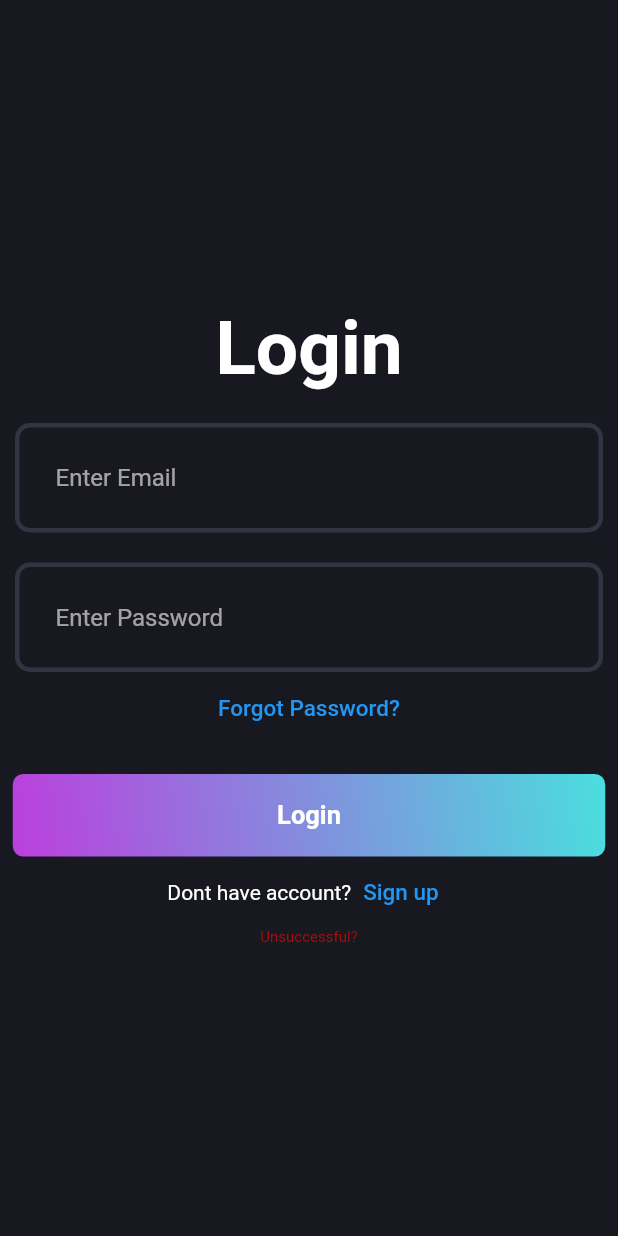
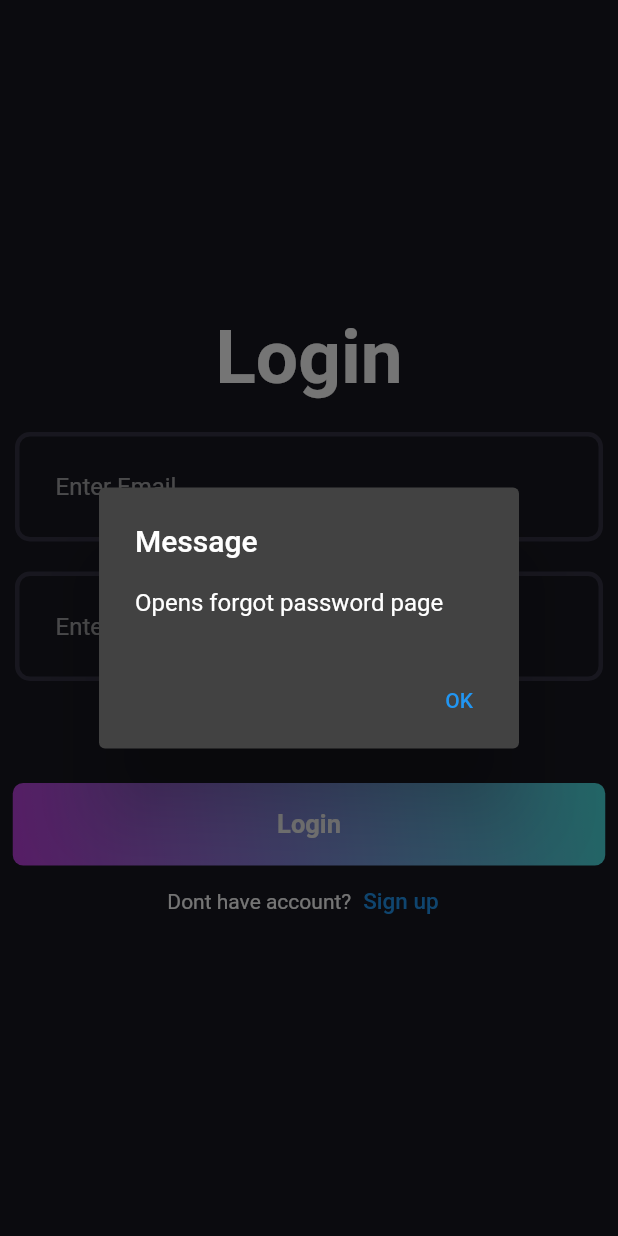
Before and after one commit to InnovaTech-21/Quiz_Attempt2, a Flutter app: the LoginPage widget shown alone on an empty page, opened directly, after a tap on "Forgot Password?", on a phone screen of 412 x 824 dp. Run offline on Flutter 3.47's test engine with Material 2 defaults, Android fonts, the phone set to English and light mode, and no system bars; our stand-ins replace firebase_auth, firebase_core; accounts and stored records are empty; project files that could hold a hidden picture were left out.

Commit message:
Fixed validation checks on login page

```diff
--- a/lib/Views/Login/login_view.dart
+++ b/lib/Views/Login/login_view.dart
@@ -2,7 +2,7 @@ import 'package:flutter/material.dart';
 import 'package:quiz_website/Views/sign up/signUpView.dart';
 import 'package:quiz_website/ColourPallete.dart';
 import 'package:firebase_auth/firebase_auth.dart';
-import 'package:firebase_core/firebase_core.dart';
+//import 'package:firebase_core/firebase_core.dart';
 
 import '../Home/homePage.dart';
 
@@ -20,33 +20,34 @@ class _LoginPageState extends State<LoginPage> {
   final TextEditingController usernameController = TextEditingController();
   final TextEditingController passwordController = TextEditingController();
   bool passwordVisible = false;
-
+  User? user;
   void validateAndSave() {
     final FormState? form = _formKey.currentState;
     if (form!.validate()) {
-      print('All fields entered, please check corresponding details');
+      _showDialog('Login Successful');
+      //print('All fields entered, please check corresponding details');
     } else {
       print('All fields not entered');
     }
   }
 
-  int _success = 1;
-  String _userEmail = "";
+  // int _success = 1;
+  // String _userEmail = "";
 
-  void _singIn() async {
-    final User? user = (await _auth.signInWithEmailAndPassword(email: usernameController.text, password: passwordController.text)).user;
-
-    if(user != null) {
-      setState(() {
-        _success = 2;
-        //_userEmail = user.email;
-      });
-    } else {
-      setState(() {
-        _success = 3;
-      });
-    }
-  }
+  // void _singIn() async {
+  //   final User? user = (await _auth.signInWithEmailAndPassword(email: usernameController.text, password: passwordController.text)).user;
+  //
+  //   if(user != null) {
+  //     setState(() {
+  //       _success = 2;
+  //       //_userEmail = user.email;
+  //     });
+  //   } else {
+  //     setState(() {
+  //       _success = 3;
+  //     });
+  //   }
+  // }
 
   static Future<User?>loginUsingEmailPassword({required String email, required String password ,required BuildContext context  }) async{
     FirebaseAuth auth = FirebaseAuth.instance;
@@ -118,6 +119,9 @@ class _LoginPageState extends State<LoginPage> {
                                   if (value!.isEmpty) {
                                     return 'Please enter your email';
                                   }
+                                  if (user == null){
+                                    return 'Email or password incorrect';
+                                  }
                                   return null;
                                 },
                               ),
@@ -129,7 +133,7 @@ class _LoginPageState extends State<LoginPage> {
                             child: SizedBox(
                               width: 400,
                               child: TextFormField(
-                                obscureText: passwordVisible,
+                                obscureText: true,
                                 controller: passwordController,
                                 decoration: InputDecoration(
                                   contentPadding: const EdgeInsets.all(27),
@@ -155,6 +159,9 @@ class _LoginPageState extends State<LoginPage> {
                                   if (value!.isEmpty) {
                                     return 'Please enter your password';
                                   }
+                                  if (user == null){
+                                    return 'Email or password incorrect';
+                                  }
                                   return null;
                                 },
                               ),
@@ -170,6 +177,8 @@ class _LoginPageState extends State<LoginPage> {
                                   style: TextStyle(fontSize: 15),
                                 ),
                                 onPressed: () {
+                                  ///shows message
+                                  _showDialog('Opens forgot password page');
                                   //GO TO FORGOT PASSWORD PAGE
                                 },
                               )
@@ -195,15 +204,14 @@ class _LoginPageState extends State<LoginPage> {
                                     ),
                                     child: ElevatedButton(
                                       onPressed: () async {
+                                        user = await loginUsingEmailPassword(email: usernameController.text, password: passwordController.text, context: context);
                                         validateAndSave();
-                                        //VALIDATES USER EMAIL
+                                        // print(user);
+                                        // if (user!=null) {
+                                        //   //Navigator.of(context).pushReplacement(MaterialPageRoute(builder: (context)=> HomePage()));
+                                        //
+                                        // }
 
-                                        User? user = await loginUsingEmailPassword(email: usernameController.text, password: passwordController.text, context: context);
-                                        print(user);
-                                        if (user!=null) {
-                                          Navigator.of(context).pushReplacement(MaterialPageRoute(builder: (context)=> HomePage()));
-
-                                        }
 
                                         ///IF LOGIN DETAILS ARE SATISFACTORY WILL GO TO HOME PAGE
                                         ///Navigator.push(context, MaterialPageRoute(builder: (_) => HomePage()));
@@ -248,18 +256,38 @@ class _LoginPageState extends State<LoginPage> {
                                 ),
                                 Container(
                                   /// WILL GIVE BELOW MESSAGE IF LOGIN FAILED
-                                  alignment: Alignment.center,
-                                  child: const Text(
-                                    'Unsuccessful?',
-                                    style: TextStyle(
-                                      color: Color.fromARGB(255, 183, 10, 10),
-                                      fontSize: 10,
-                                    ),
-                                  ),
+                                  //alignment: Alignment.center,
+                                  // child: const Text(
+                                  //   'Unsuccessful?',
+                                  //   style: TextStyle(
+                                  //     color: Color.fromARGB(255, 183, 10, 10),
+                                  //     fontSize: 10,
+                                  //   ),
+                                  // ),
                                 ),
                               ],
                             ),
                           )
                         ])))));
   }
+  void _showDialog(String message) {
+    showDialog(
+      context: context,
+      builder: (BuildContext context) {
+        return AlertDialog(
+          title: const Text('Message'),
+          content: Text(message),
+          actions: [
+            TextButton(
+              onPressed: () {
+                Navigator.of(context).pop();
+              },
+              child: const Text('OK'),
+            ),
+          ],
+        );
+      },
+    );
+  }
+
 }
```
Also changed, not shown: lib/Views/sign up/signUpView.dart (+14 -8 lines).
